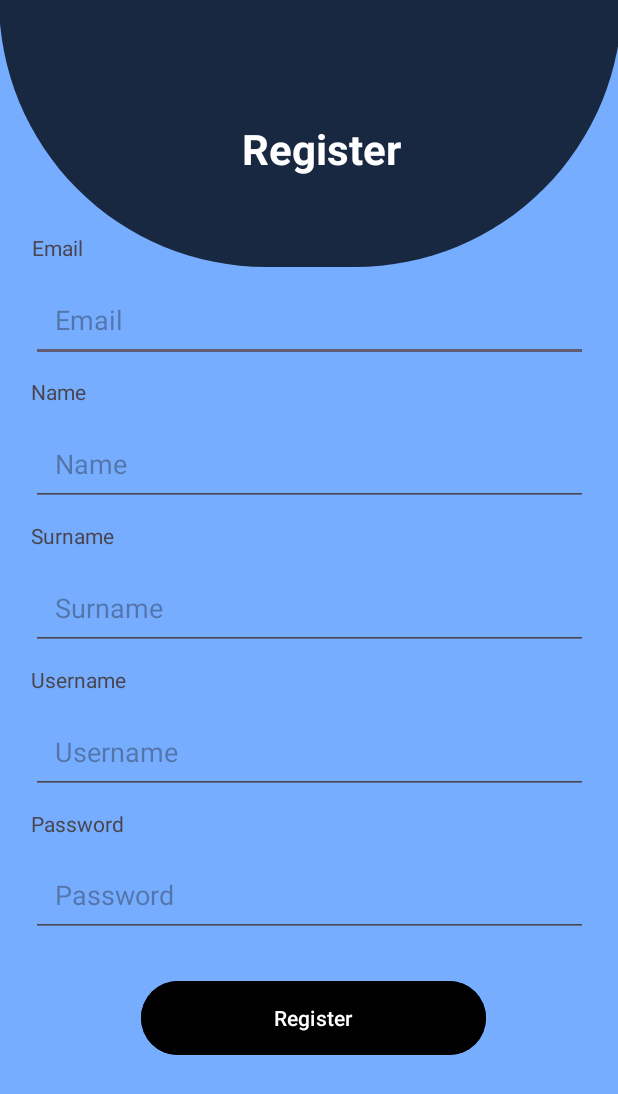
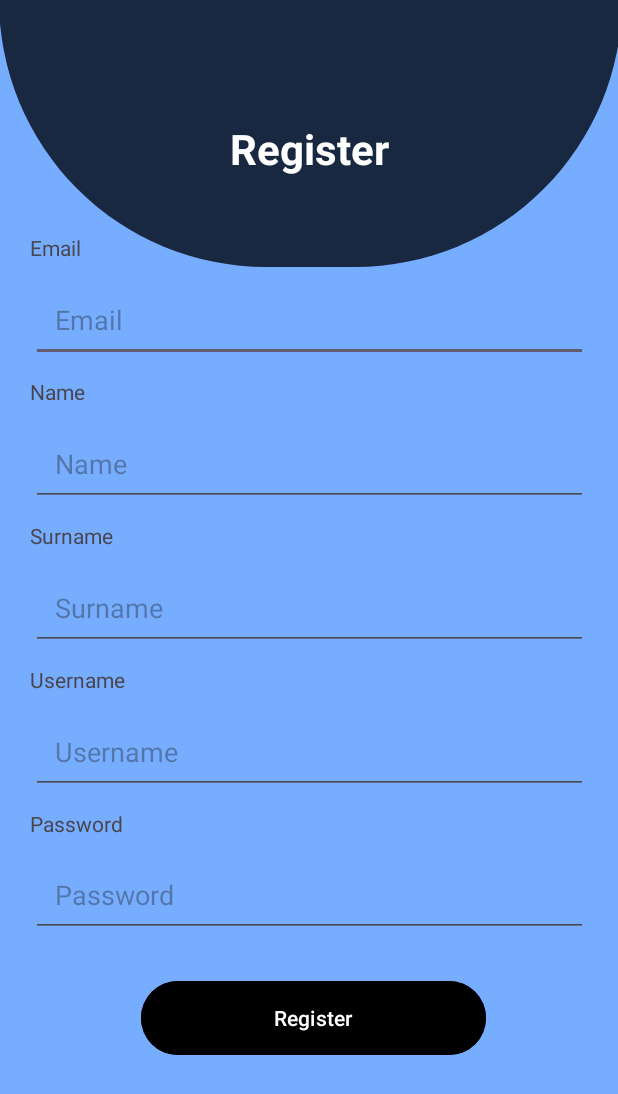
Before and after one commit to garthdp/MeditationMobileApp, an Android app built with Jetpack Compose: the screen it shows after launch (Register), after a tap on "Register", on a phone screen of 412 x 824 dp. Shown: the top 1094 px of the screen. Run offline under Robolectric (Android 15) with nearby library versions, the phone set to English and light mode, and no system bars; our stand-ins replace Firebase (no records; nobody signed in at launch, a user with empty details on screens opened directly).

Commit message:
register text

```diff
--- a/app/src/main/res/layout/activity_register.xml
+++ b/app/src/main/res/layout/activity_register.xml
@@ -28,18 +28,15 @@
         android:id="@+id/textView"
         android:layout_width="wrap_content"
         android:layout_height="wrap_content"
-        android:layout_marginStart="161dp"
         android:layout_marginTop="80dp"
-        android:layout_marginEnd="160dp"
         android:layout_marginBottom="35dp"
         android:text="@string/Register"
         android:textAlignment="center"
+        android:textColor="@color/white"
         android:textSize="28sp"
         android:textStyle="bold"
-        android:textColor="@color/white"
         app:layout_constraintBottom_toTopOf="@+id/editTextEmail"
         app:layout_constraintEnd_toEndOf="parent"
-        app:layout_constraintHorizontal_bias="0.0"
         app:layout_constraintStart_toStartOf="parent"
         app:layout_constraintTop_toTopOf="parent"
         app:layout_constraintVertical_bias="0.0" />
@@ -50,11 +47,9 @@
         android:layout_height="wrap_content"
         android:layout_marginStart="20dp"
         android:layout_marginTop="155dp"
-        android:layout_marginEnd="356dp"
         android:layout_marginBottom="10dp"
         android:text="@string/Email"
         app:layout_constraintBottom_toTopOf="@+id/editTextEmail"
-        app:layout_constraintEnd_toEndOf="parent"
         app:layout_constraintStart_toStartOf="parent"
         app:layout_constraintTop_toTopOf="parent" />
 
@@ -135,11 +130,9 @@
         android:layout_width="wrap_content"
         android:layout_height="wrap_content"
         android:layout_marginStart="20dp"
-        android:layout_marginEnd="329dp"
         android:layout_marginBottom="9dp"
         android:text="@string/Password"
         app:layout_constraintBottom_toTopOf="@+id/editTextPassword"
-        app:layout_constraintEnd_toEndOf="parent"
         app:layout_constraintStart_toStartOf="parent" />
 
     <TextView
@@ -147,11 +140,9 @@
         android:layout_width="wrap_content"
         android:layout_height="wrap_content"
         android:layout_marginStart="20dp"
-        android:layout_marginEnd="327dp"
         android:layout_marginBottom="10dp"
         android:text="@string/Username"
         app:layout_constraintBottom_toTopOf="@+id/editTextUsername"
-        app:layout_constraintEnd_toEndOf="parent"
         app:layout_constraintStart_toStartOf="parent" />
 
     <Button
@@ -174,11 +165,9 @@
         android:layout_width="wrap_content"
         android:layout_height="wrap_content"
         android:layout_marginStart="20dp"
-        android:layout_marginEnd="354dp"
         android:layout_marginBottom="10dp"
         android:text="@string/Name"
         app:layout_constraintBottom_toTopOf="@+id/txtName"
-        app:layout_constraintEnd_toEndOf="parent"
         app:layout_constraintStart_toStartOf="parent" />
 
     <EditText
@@ -200,11 +189,9 @@
         android:layout_width="wrap_content"
         android:layout_height="wrap_content"
         android:layout_marginStart="20dp"
-        android:layout_marginEnd="335dp"
         android:layout_marginBottom="10dp"
         android:text="@string/Surname"
         app:layout_constraintBottom_toTopOf="@+id/txtSurname"
-        app:layout_constraintEnd_toEndOf="parent"
         app:layout_constraintStart_toStartOf="parent" />
 
     <ProgressBar
```
